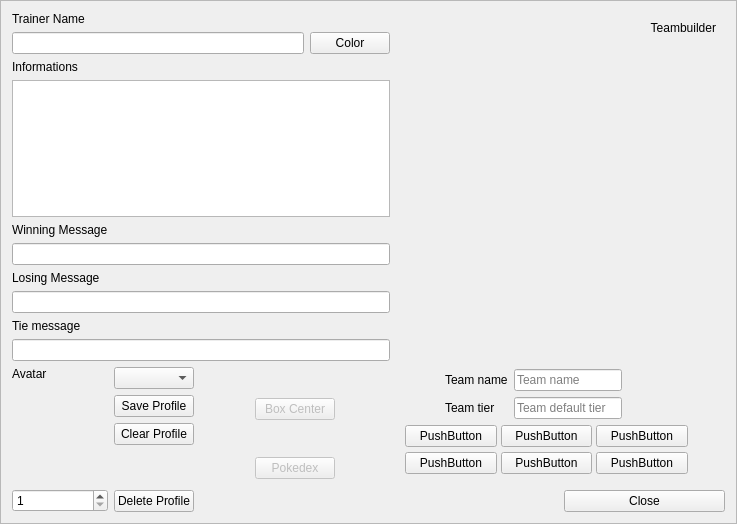
Before: the Qt Designer form src/Teambuilder/Teambuilder/trainermenu.ui in po-devs/pokemon-online, drawn with Qt 5.
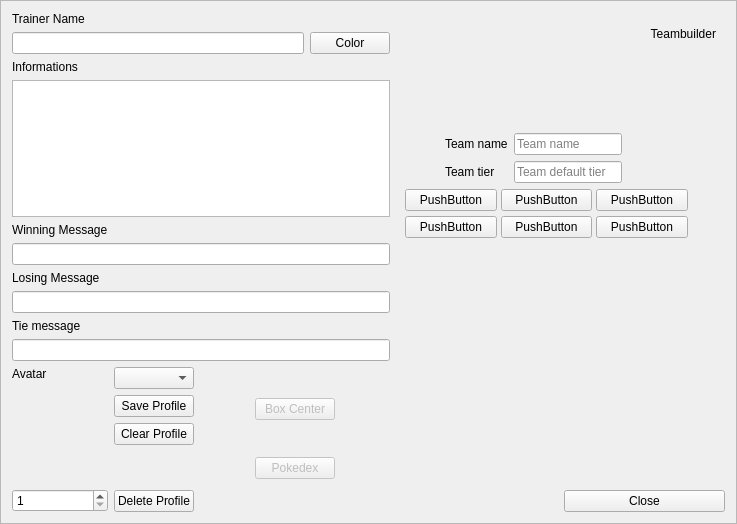
After: the same form once the commit is applied. Custom widgets are drawn as their Qt base class.

Commit message: Made some modifications to the layout/theme in trainermenu

What changed in the file:
```diff
--- a/src/Teambuilder/Teambuilder/trainermenu.ui
+++ b/src/Teambuilder/Teambuilder/trainermenu.ui
@@ -20,14 +20,14 @@
    <enum>QFrame::Raised</enum>
   </property>
   <layout class="QGridLayout" name="gridLayout">
-   <item row="1" column="6">
+   <item row="3" column="6">
     <widget class="QPushButton" name="close">
      <property name="text">
       <string>Close</string>
      </property>
     </widget>
    </item>
-   <item row="0" column="0" rowspan="2">
+   <item row="0" column="0" rowspan="4">
     <layout class="QVBoxLayout" name="verticalLayout">
      <item>
       <widget class="QLabel" name="trainerNameLabel">
@@ -282,7 +282,7 @@
      </item>
     </layout>
    </item>
-   <item row="0" column="5" colspan="2">
+   <item row="1" column="5" colspan="2">
     <widget class="QFrame" name="teambuilderFrame">
      <layout class="QVBoxLayout" name="verticalLayout_4" stretch="0,1,0,0,0">
       <item>
@@ -296,11 +296,7 @@
        </widget>
       </item>
       <item>
-       <widget class="PokeButtonsHolder" name="pokemonButtons" native="true">
-        <property name="toolTip">
-         <string>Remove team</string>
-        </property>
-       </widget>
+       <widget class="PokeButtonsHolder" name="pokemonButtons" native="true"/>
       </item>
       <item>
        <layout class="QHBoxLayout" name="horizontalLayout_6">
@@ -541,6 +537,19 @@
      </layout>
     </widget>
    </item>
+   <item row="2" column="6">
+    <spacer name="verticalSpacer_3">
+     <property name="orientation">
+      <enum>Qt::Vertical</enum>
+     </property>
+     <property name="sizeHint" stdset="0">
+      <size>
+       <width>20</width>
+       <height>40</height>
+      </size>
+     </property>
+    </spacer>
+   </item>
   </layout>
  </widget>
  <customwidgets>
```
The commit also changes 5 other files.
